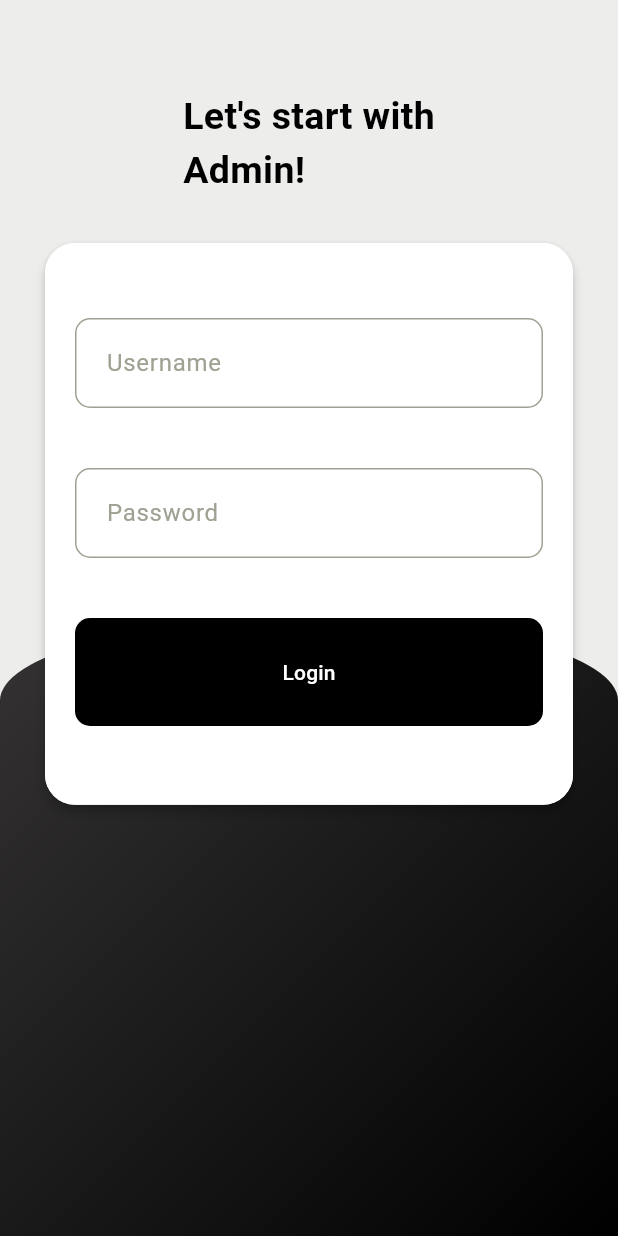
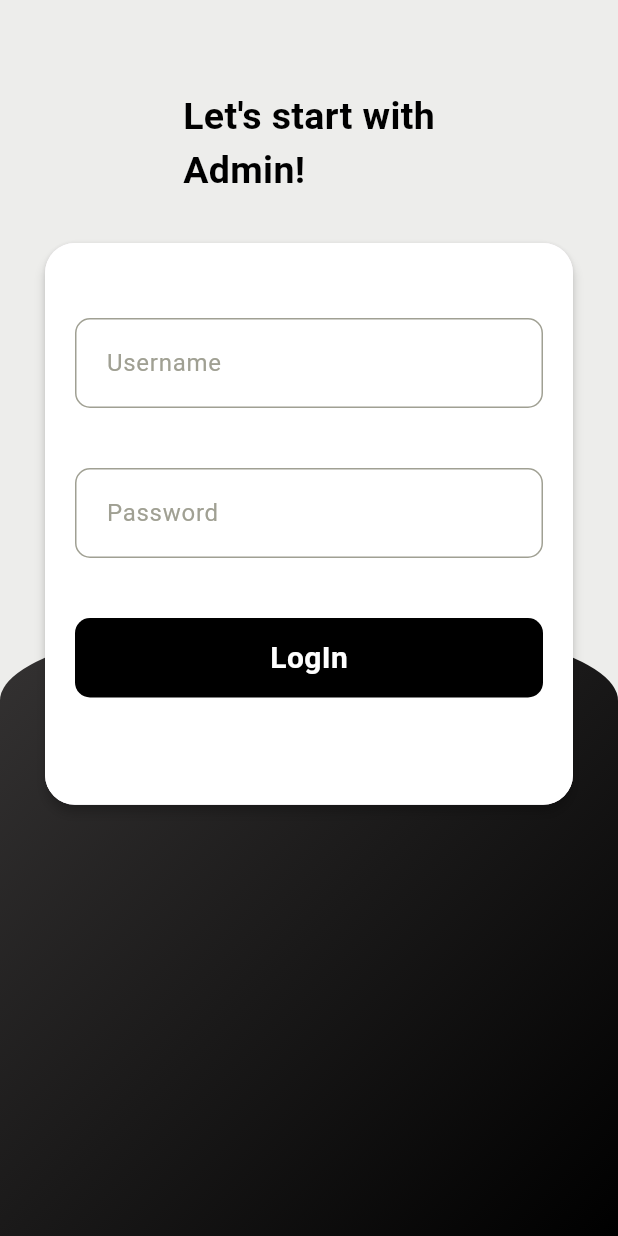
Before and after one commit to saaaaadc/groceryapp1, a Flutter app: the screen it shows after launch, on a phone screen of 412 x 824 dp. Run offline on Flutter 3.47's test engine with Material 3 defaults, Android fonts, the phone set to English and light mode, and no system bars; our stand-ins replace cloud_firestore, curved_navigation_bar, dots_indicator, firebase_auth, firebase_core, random_string and 1 more; missing offline and left inert: dart:js, dart:js_interop, flutter_stripe; accounts and stored records are empty.

Commit message:
adminpage

```diff
--- a/lib/admi/admin_homepage.dart
+++ b/lib/admi/admin_homepage.dart
@@ -10,6 +10,8 @@
 class _adminhomepageState extends State<adminhomepage> {
   @override
   Widget build(BuildContext context) {
-    return const Scaffold();
+    return const Scaffold(
+      body: Center(child: Text("hii",style: TextStyle(fontWeight: FontWeight.bold),)),
+    );
   }
 }
--- a/lib/admi/admin_login.dart
+++ b/lib/admi/admin_login.dart
@@ -5,16 +5,18 @@
 import 'package:groceryapp1/admi/admin_homepage.dart';
 
 
-class adminlogin extends StatefulWidget {
-  const adminlogin({super.key});
+class AdminLogin extends StatefulWidget {
+  const AdminLogin({super.key});
 
   @override
-  State<adminlogin> createState() => _adminloginState();
+  State<AdminLogin> createState() => _AdminLoginState();
 }
-class _adminloginState extends State<adminlogin> {
+
+class _AdminLoginState extends State<AdminLogin> {
   final GlobalKey<FormState> _formkey = GlobalKey<FormState>();
-  TextEditingController username = TextEditingController();
-  TextEditingController userpassword = TextEditingController();
+  TextEditingController usernamecontroller = new TextEditingController();
+  TextEditingController userpasswordcontroller = new TextEditingController();
+
   @override
   Widget build(BuildContext context) {
     return Scaffold(
@@ -40,6 +42,7 @@
             Container(
               margin: EdgeInsets.only(left: 30.0, right: 30.0, top: 60.0),
               child: Form(
+                  key: _formkey,
                   child: Column(
                     children: [
                       Text(
@@ -77,6 +80,7 @@
                                     borderRadius: BorderRadius.circular(10)),
                                 child: Center(
                                   child: TextFormField(
+                                    controller: usernamecontroller,
                                     validator: (value) {
                                       if (value == null || value.isEmpty) {
                                         return 'Please Enter Username';
@@ -105,6 +109,7 @@
                                     borderRadius: BorderRadius.circular(10)),
                                 child: Center(
                                   child: TextFormField(
+                                    controller: userpasswordcontroller,
                                     validator: (value) {
                                       if (value == null || value.isEmpty) {
                                         return 'Please Enter Password';
@@ -122,7 +127,11 @@
                               SizedBox(
                                 height: 40.0,
                               ),
-                              Container(
+                              GestureDetector(
+                                onTap: (){
+                                  LoginAdmin();
+                                },
+                                child: Container(
                                   padding: EdgeInsets.symmetric(vertical: 12.0),
                                   margin: EdgeInsets.symmetric(horizontal: 20.0),
                                   width: MediaQuery.of(context).size.width,
@@ -130,11 +139,13 @@
                                       color: Colors.black,
                                       borderRadius: BorderRadius.circular(10)),
                                   child: Center(
-                                  child: MaterialButton(
-                                   onPressed: (){
-                                    LoginAdmin();
-                                   },
-                                    child: Text("Login",style: TextStyle(color: Colors.white),),
+                                    child: Text(
+                                      "LogIn",
+                                      style: TextStyle(
+                                          color: Colors.white,
+                                          fontSize: 20.0,
+                                          fontWeight: FontWeight.bold),
+                                    ),
                                   ),
                                 ),
                               )
@@ -150,10 +161,11 @@
       ),
     );
   }
+
   LoginAdmin() {
-    FirebaseFirestore.instance.collection("admin").get().then((snapshot) {
+    FirebaseFirestore.instance.collection("Admin").get().then((snapshot) {
       snapshot.docs.forEach((result) {
-        if (result.data()['id'] != username.text.trim()) {
+        if (result.data()['id'] != usernamecontroller.text.trim()) {
           ScaffoldMessenger.of(context).showSnackBar(SnackBar(
               backgroundColor: Colors.orangeAccent,
               content: Text(
@@ -161,7 +173,7 @@
                 style: TextStyle(fontSize: 18.0),
               )));
         } else if (result.data()['password'] !=
-            userpassword.text.trim()) {
+            userpasswordcontroller.text.trim()) {
           ScaffoldMessenger.of(context).showSnackBar(SnackBar(
               backgroundColor: Colors.orangeAccent,
               content: Text(
--- a/lib/main.dart
+++ b/lib/main.dart
@@ -28,7 +28,7 @@
     return MaterialApp(
       theme: ThemeData(primaryColor: Colors.cyan),
       debugShowCheckedModeBanner: false,
-        home:adminlogin(),
+        home:AdminLogin(),
     );
   }
 }
```
Also changed, not shown: lib/admi/add_food.dart (added, +249 -0 lines). Lines whose indentation alone changed are shown as unchanged.
